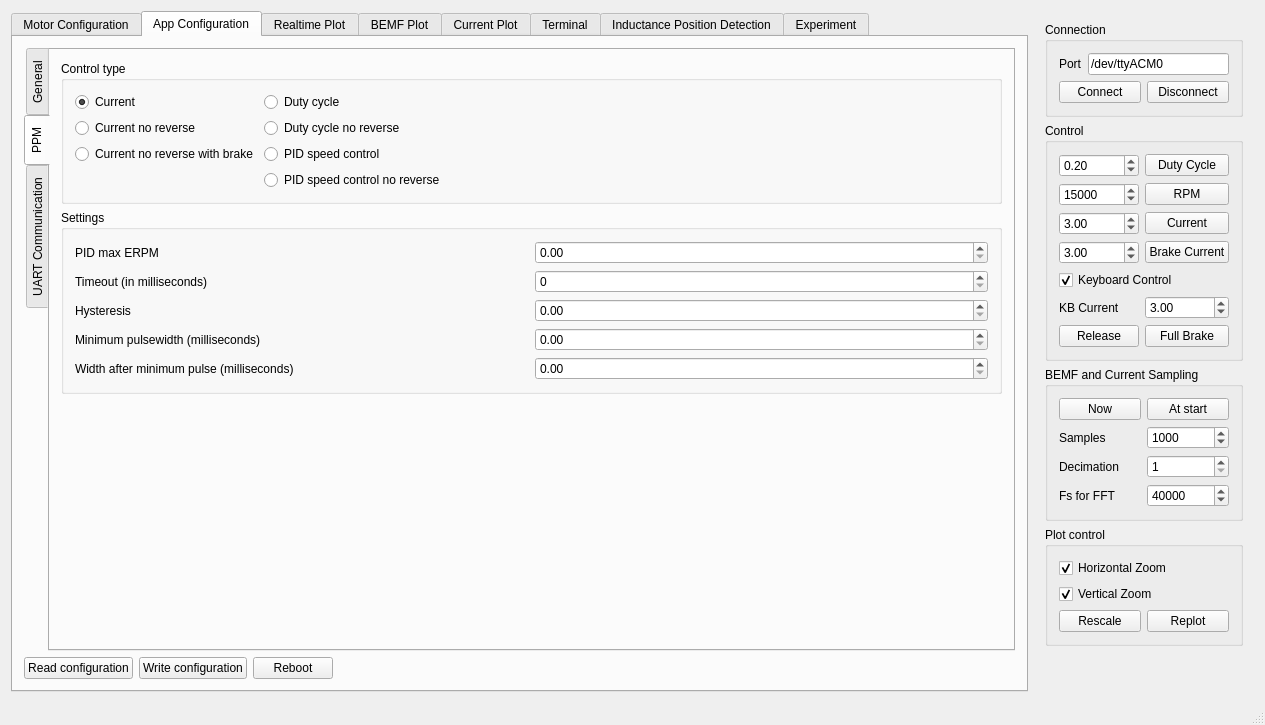
This is mainwindow.ui in vedderb/bldc-tool as Qt 5 draws it before an edit. The edited form follows.
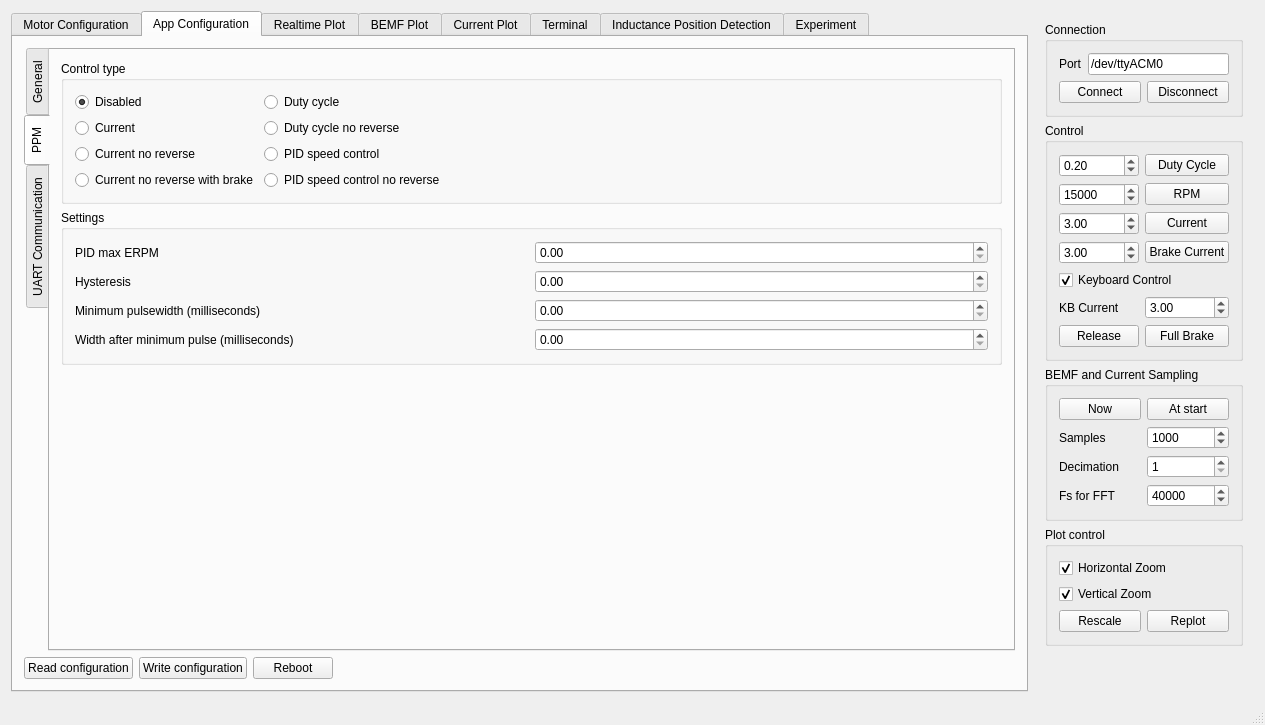
This is the edited form. The open tabs and pages were chosen to show the change. Custom widgets are drawn as their Qt base class.

Commit message: Global timeout implementation

```diff
--- a/mainwindow.ui
+++ b/mainwindow.ui
@@ -1088,16 +1088,6 @@
                 <layout class="QHBoxLayout" name="horizontalLayout_28">
                  <item>
                   <layout class="QGridLayout" name="gridLayout_13">
-                   <item row="0" column="0">
-                    <widget class="QRadioButton" name="appconfPpmCurrentButton">
-                     <property name="text">
-                      <string>Current</string>
-                     </property>
-                     <property name="checked">
-                      <bool>true</bool>
-                     </property>
-                    </widget>
-                   </item>
                    <item row="0" column="1">
                     <widget class="QRadioButton" name="appconfPpmDutyButton">
                      <property name="text">
@@ -1105,13 +1095,6 @@
                      </property>
                     </widget>
                    </item>
-                   <item row="1" column="0">
-                    <widget class="QRadioButton" name="appconfPpmCurrentNorevButton">
-                     <property name="text">
-                      <string>Current no reverse</string>
-                     </property>
-                    </widget>
-                   </item>
                    <item row="1" column="1">
                     <widget class="QRadioButton" name="appconfPpmDutyNorevButton">
                      <property name="text">
@@ -1119,13 +1102,6 @@
                      </property>
                     </widget>
                    </item>
-                   <item row="2" column="0">
-                    <widget class="QRadioButton" name="appconfPpmCurrentNorevBrakeButton">
-                     <property name="text">
-                      <string>Current no reverse with brake</string>
-                     </property>
-                    </widget>
-                   </item>
                    <item row="2" column="1">
                     <widget class="QRadioButton" name="appconfPpmPidButton">
                      <property name="text">
@@ -1140,6 +1116,40 @@
                      </property>
                     </widget>
                    </item>
+                   <item row="3" column="0">
+                    <widget class="QRadioButton" name="appconfPpmCurrentNorevBrakeButton">
+                     <property name="text">
+                      <string>Current no reverse with brake</string>
+                     </property>
+                    </widget>
+                   </item>
+                   <item row="2" column="0">
+                    <widget class="QRadioButton" name="appconfPpmCurrentNorevButton">
+                     <property name="text">
+                      <string>Current no reverse</string>
+                     </property>
+                    </widget>
+                   </item>
+                   <item row="1" column="0">
+                    <widget class="QRadioButton" name="appconfPpmCurrentButton">
+                     <property name="text">
+                      <string>Current</string>
+                     </property>
+                     <property name="checked">
+                      <bool>false</bool>
+                     </property>
+                    </widget>
+                   </item>
+                   <item row="0" column="0">
+                    <widget class="QRadioButton" name="appconfPpmDisabledButton">
+                     <property name="text">
+                      <string>Disabled</string>
+                     </property>
+                     <property name="checked">
+                      <bool>true</bool>
+                     </property>
+                    </widget>
+                   </item>
                   </layout>
                  </item>
                  <item>
@@ -1164,24 +1174,41 @@
                  <string>Settings</string>
                 </property>
                 <layout class="QGridLayout" name="gridLayout_17">
-                 <item row="3" column="1">
-                  <widget class="QDoubleSpinBox" name="appconfPpmPulseStartBox">
-                   <property name="maximum">
-                    <double>2.000000000000000</double>
-                   </property>
-                   <property name="singleStep">
-                    <double>0.100000000000000</double>
-                   </property>
-                  </widget>
-                 </item>
-                 <item row="1" column="0">
-                  <widget class="QLabel" name="label_48">
-                   <property name="text">
-                    <string>Timeout (in milliseconds)</string>
-                   </property>
-                  </widget>
-                 </item>
                  <item row="3" column="0">
+                  <widget class="QLabel" name="label_51">
+                   <property name="text">
+                    <string>Width after minimum pulse (milliseconds)</string>
+                   </property>
+                  </widget>
+                 </item>
+                 <item row="0" column="1">
+                  <widget class="QDoubleSpinBox" name="appconfPpmPidMaxErpmBox">
+                   <property name="maximum">
+                    <double>200000.000000000000000</double>
+                   </property>
+                   <property name="singleStep">
+                    <double>100.000000000000000</double>
+                   </property>
+                  </widget>
+                 </item>
+                 <item row="1" column="0">
+                  <widget class="QLabel" name="label_49">
+                   <property name="text">
+                    <string>Hysteresis</string>
+                   </property>
+                  </widget>
+                 </item>
+                 <item row="2" column="1">
+                  <widget class="QDoubleSpinBox" name="appconfPpmPulseStartBox">
+                   <property name="maximum">
+                    <double>2.000000000000000</double>
+                   </property>
+                   <property name="singleStep">
+                    <double>0.100000000000000</double>
+                   </property>
+                  </widget>
+                 </item>
+                 <item row="2" column="0">
                   <widget class="QLabel" name="label_50">
                    <property name="text">
                     <string>Minimum pulsewidth (milliseconds)</string>
@@ -1189,16 +1216,6 @@
                   </widget>
                  </item>
                  <item row="1" column="1">
-                  <widget class="QSpinBox" name="appconfPpmTimeoutBox">
-                   <property name="maximum">
-                    <number>30000</number>
-                   </property>
-                   <property name="singleStep">
-                    <number>500</number>
-                   </property>
-                  </widget>
-                 </item>
-                 <item row="2" column="1">
                   <widget class="QDoubleSpinBox" name="appconfPpmHystBox">
                    <property name="maximum">
                     <double>1.000000000000000</double>
@@ -1208,6 +1225,16 @@
                    </property>
                   </widget>
                  </item>
+                 <item row="3" column="1">
+                  <widget class="QDoubleSpinBox" name="appconfPpmPulseWidthBox">
+                   <property name="maximum">
+                    <double>2.000000000000000</double>
+                   </property>
+                   <property name="singleStep">
+                    <double>0.100000000000000</double>
+                   </property>
+                  </widget>
+                 </item>
                  <item row="0" column="0">
                   <widget class="QLabel" name="label_45">
                    <property name="text">
@@ -1215,40 +1242,6 @@
                    </property>
                   </widget>
                  </item>
-                 <item row="0" column="1">
-                  <widget class="QDoubleSpinBox" name="appconfPpmPidMaxErpmBox">
-                   <property name="maximum">
-                    <double>200000.000000000000000</double>
-                   </property>
-                   <property name="singleStep">
-                    <double>100.000000000000000</double>
-                   </property>
-                  </widget>
-                 </item>
-                 <item row="2" column="0">
-                  <widget class="QLabel" name="label_49">
-                   <property name="text">
-                    <string>Hysteresis</string>
-                   </property>
-                  </widget>
-                 </item>
-                 <item row="4" column="0">
-                  <widget class="QLabel" name="label_51">
-                   <property name="text">
-                    <string>Width after minimum pulse (milliseconds)</string>
-                   </property>
-                  </widget>
-                 </item>
-                 <item row="4" column="1">
-                  <widget class="QDoubleSpinBox" name="appconfPpmPulseWidthBox">
-                   <property name="maximum">
-                    <double>2.000000000000000</double>
-                   </property>
-                   <property name="singleStep">
-                    <double>0.100000000000000</double>
-                   </property>
-                  </widget>
-                 </item>
                 </layout>
                </widget>
               </item>
```
Left out of the diff: 71 changed lines with no effect on the pictures. The commit also changes 4 other files.
